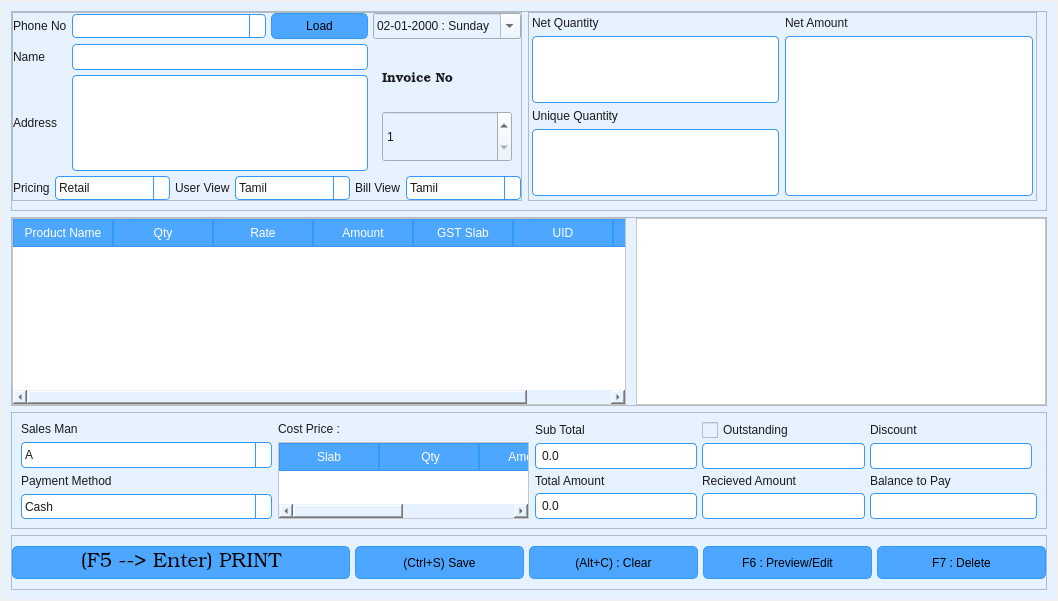
Above: MODULES/INVOICE_MASTER/UI_InvoiceMaster.ui from santhakumarponraj/kumarstore_billingsoftware before the change. Below: the same form after it.
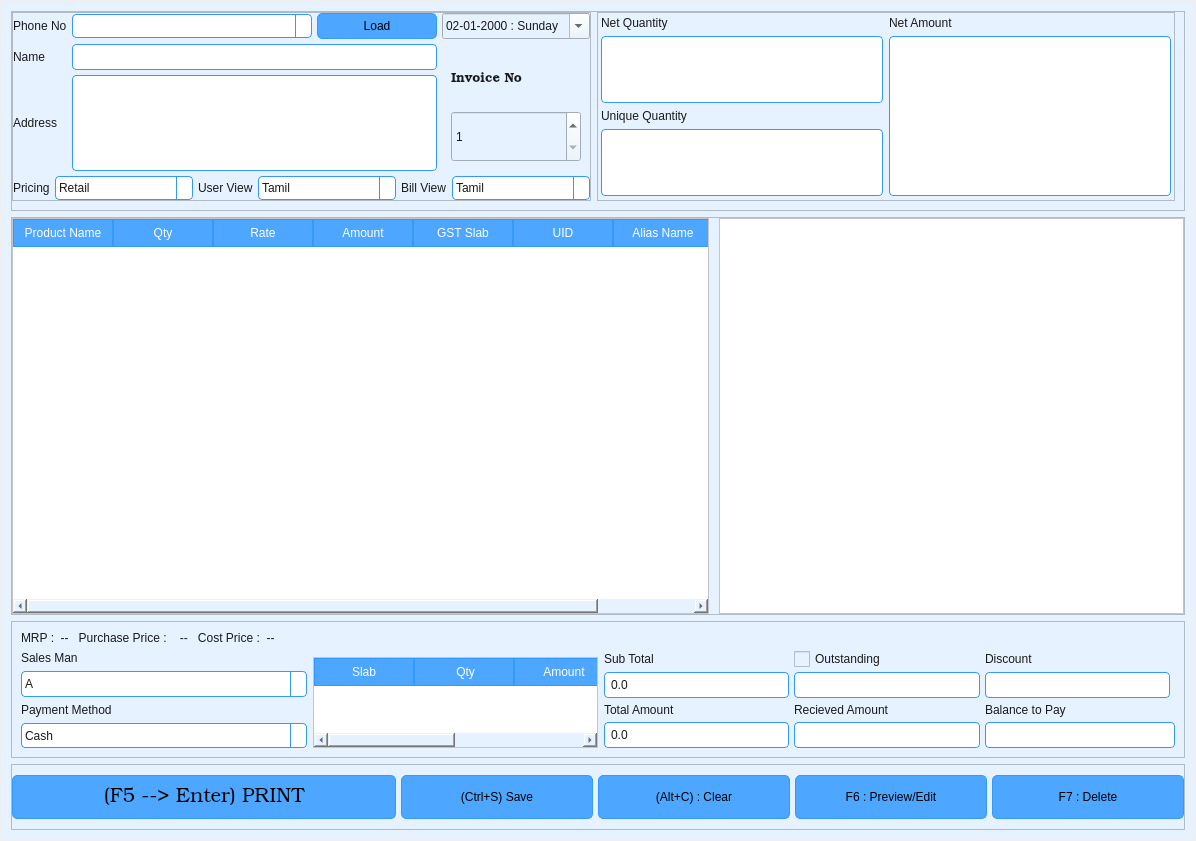
That is the form after the change. Icons and pictures are not drawn.

```diff
--- a/MODULES/INVOICE_MASTER/UI_InvoiceMaster.ui
+++ b/MODULES/INVOICE_MASTER/UI_InvoiceMaster.ui
@@ -6,8 +6,8 @@
    <rect>
     <x>0</x>
     <y>0</y>
-    <width>1058</width>
-    <height>601</height>
+    <width>1196</width>
+    <height>841</height>
    </rect>
   </property>
   <property name="windowTitle">
@@ -218,8 +218,8 @@
         <rect>
          <x>0</x>
          <y>0</y>
-         <width>1054</width>
-         <height>576</height>
+         <width>1192</width>
+         <height>811</height>
         </rect>
        </property>
        <layout class="QVBoxLayout" name="verticalLayout_3" stretch="0,6,0,0">
@@ -750,120 +750,31 @@
            <enum>QFrame::Raised</enum>
           </property>
           <layout class="QGridLayout" name="gridLayout_5">
-           <item row="0" column="0" rowspan="2">
-            <widget class="QWidget" name="widget" native="true">
-             <property name="sizePolicy">
-              <sizepolicy hsizetype="Preferred" vsizetype="Preferred">
-               <horstretch>1</horstretch>
-               <verstretch>0</verstretch>
-              </sizepolicy>
-             </property>
-             <layout class="QVBoxLayout" name="verticalLayout">
-              <property name="leftMargin">
-               <number>0</number>
+           <item row="2" column="1">
+            <widget class="QTableWidget" name="OQTB_Tax">
+             <column>
+              <property name="text">
+               <string>Slab</string>
               </property>
-              <property name="topMargin">
-               <number>0</number>
+             </column>
+             <column>
+              <property name="text">
+               <string> Qty</string>
               </property>
-              <property name="rightMargin">
-               <number>0</number>
+             </column>
+             <column>
+              <property name="text">
+               <string>Amount</string>
               </property>
-              <property name="bottomMargin">
-               <number>0</number>
+             </column>
+             <column>
+              <property name="text">
+               <string>Tax</string>
               </property>
-              <item>
-               <widget class="QLabel" name="label_8">
-                <property name="sizePolicy">
-                 <sizepolicy hsizetype="Preferred" vsizetype="Preferred">
-                  <horstretch>1</horstretch>
-                  <verstretch>0</verstretch>
-                 </sizepolicy>
-                </property>
-                <property name="text">
-                 <string>Sales Man</string>
-                </property>
-               </widget>
-              </item>
-              <item>
-               <widget class="QComboBox" name="IQCB_SaleMan">
-                <property name="sizePolicy">
-                 <sizepolicy hsizetype="Preferred" vsizetype="Expanding">
-                  <horstretch>0</horstretch>
-                  <verstretch>0</verstretch>
-                 </sizepolicy>
-                </property>
-                <item>
-                 <property name="text">
-                  <string>A</string>
-                 </property>
-                </item>
-                <item>
-                 <property name="text">
-                  <string>B</string>
-                 </property>
-                </item>
-                <item>
-                 <property name="text">
-                  <string>C</string>
-                 </property>
-                </item>
-               </widget>
-              </item>
-              <item>
-               <widget class="QLabel" name="label_19">
-                <property name="sizePolicy">
-                 <sizepolicy hsizetype="Preferred" vsizetype="Preferred">
-                  <horstretch>1</horstretch>
-                  <verstretch>0</verstretch>
-                 </sizepolicy>
-                </property>
-                <property name="text">
-                 <string>Payment Method</string>
-                </property>
-               </widget>
-              </item>
-              <item>
-               <widget class="QComboBox" name="IQCB_PayMethod">
-                <property name="sizePolicy">
-                 <sizepolicy hsizetype="Preferred" vsizetype="Expanding">
-                  <horstretch>0</horstretch>
-                  <verstretch>0</verstretch>
-                 </sizepolicy>
-                </property>
-                <item>
-                 <property name="text">
-                  <string>Cash</string>
-                 </property>
-                </item>
-                <item>
-                 <property name="text">
-                  <string>UPI</string>
-                 </property>
-                </item>
-                <item>
-                 <property name="text">
-                  <string>Card</string>
-                 </property>
-                </item>
-               </widget>
-              </item>
-             </layout>
+             </column>
             </widget>
            </item>
-           <item row="0" column="1">
-            <widget class="QLabel" name="IQLE_CostPrice">
-             <property name="sizePolicy">
-              <sizepolicy hsizetype="Preferred" vsizetype="Preferred">
-               <horstretch>1</horstretch>
-               <verstretch>0</verstretch>
-              </sizepolicy>
-             </property>
-             <property name="text">
-              <string>Cost Price :</string>
-             </property>
-            </widget>
-           </item>
-           <item row="0" column="2" rowspan="2">
+           <item row="1" column="2" rowspan="2">
             <widget class="QWidget" name="widget_2" native="true">
              <property name="sizePolicy">
               <sizepolicy hsizetype="Preferred" vsizetype="Preferred">
@@ -1031,28 +942,126 @@
              <zorder>label_15</zorder>
             </widget>
            </item>
-           <item row="1" column="1">
-            <widget class="QTableWidget" name="OQTB_Tax">
-             <column>
-              <property name="text">
-               <string>Slab</string>
+           <item row="1" column="0" rowspan="2">
+            <widget class="QWidget" name="widget" native="true">
+             <property name="sizePolicy">
+              <sizepolicy hsizetype="Preferred" vsizetype="Preferred">
+               <horstretch>1</horstretch>
+               <verstretch>0</verstretch>
+              </sizepolicy>
+             </property>
+             <layout class="QVBoxLayout" name="verticalLayout">
+              <property name="leftMargin">
+               <number>0</number>
               </property>
-             </column>
-             <column>
-              <property name="text">
-               <string> Qty</string>
+              <property name="topMargin">
+               <number>0</number>
               </property>
-             </column>
-             <column>
-              <property name="text">
-               <string>Amount</string>
+              <property name="rightMargin">
+               <number>0</number>
               </property>
-             </column>
-             <column>
-              <property name="text">
-               <string>Tax</string>
+              <property name="bottomMargin">
+               <number>0</number>
               </property>
-             </column>
+              <item>
+               <widget class="QLabel" name="label_8">
+                <property name="sizePolicy">
+                 <sizepolicy hsizetype="Preferred" vsizetype="Preferred">
+                  <horstretch>1</horstretch>
+                  <verstretch>0</verstretch>
+                 </sizepolicy>
+                </property>
+                <property name="maximumSize">
+                 <size>
+                  <width>150</width>
+                  <height>16777215</height>
+                 </size>
+                </property>
+                <property name="text">
+                 <string>Sales Man</string>
+                </property>
+               </widget>
+              </item>
+              <item>
+               <widget class="QComboBox" name="IQCB_SaleMan">
+                <property name="sizePolicy">
+                 <sizepolicy hsizetype="Preferred" vsizetype="Expanding">
+                  <horstretch>0</horstretch>
+                  <verstretch>0</verstretch>
+                 </sizepolicy>
+                </property>
+                <item>
+                 <property name="text">
+                  <string>A</string>
+                 </property>
+                </item>
+                <item>
+                 <property name="text">
+                  <string>B</string>
+                 </property>
+                </item>
+                <item>
+                 <property name="text">
+                  <string>C</string>
+                 </property>
+                </item>
+               </widget>
+              </item>
+              <item>
+               <widget class="QLabel" name="label_19">
+                <property name="sizePolicy">
+                 <sizepolicy hsizetype="Preferred" vsizetype="Preferred">
+                  <horstretch>1</horstretch>
+                  <verstretch>0</verstretch>
+                 </sizepolicy>
+                </property>
+                <property name="text">
+                 <string>Payment Method</string>
+                </property>
+               </widget>
+              </item>
+              <item>
+               <widget class="QComboBox" name="IQCB_PayMethod">
+                <property name="sizePolicy">
+                 <sizepolicy hsizetype="Preferred" vsizetype="Expanding">
+                  <horstretch>0</horstretch>
+                  <verstretch>0</verstretch>
+                 </sizepolicy>
+                </property>
+                <item>
+                 <property name="text">
+                  <string>Cash</string>
+                 </property>
+                </item>
+                <item>
+                 <property name="text">
+                  <string>UPI</string>
+                 </property>
+                </item>
+                <item>
+                 <property name="text">
+                  <string>Card</string>
+                 </property>
+                </item>
+               </widget>
+              </item>
+             </layout>
+            </widget>
+           </item>
+           <item row="0" column="0" colspan="3">
+            <widget class="QLabel" name="IQLE_CostPrice">
+             <property name="sizePolicy">
+              <sizepolicy hsizetype="Preferred" vsizetype="Preferred">
+               <horstretch>1</horstretch>
+               <verstretch>0</verstretch>
+              </sizepolicy>
+             </property>
+             <property name="text">
+              <string>MRP :  --   Purchase Price :    --   Cost Price :  -- </string>
+             </property>
+             <property name="alignment">
+              <set>Qt::AlignLeading|Qt::AlignLeft|Qt::AlignVCenter</set>
+             </property>
             </widget>
            </item>
           </layout>
```
Left out of the diff: 4 changed lines with no effect on the pictures.
